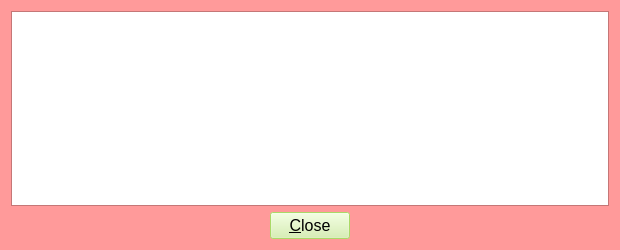
First picture: the form in src/qt/forms/transactiondescdialog.ui, repository teambean/BeanCash, before the edit.
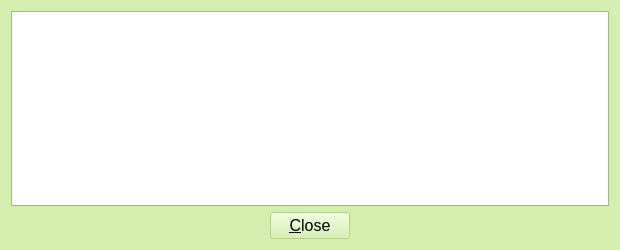
Second picture: the form after the edit. Icons and pictures are not drawn.

Commit message: Update copyrights and color scheme

Patch:
```diff
--- a/src/qt/forms/transactiondescdialog.ui
+++ b/src/qt/forms/transactiondescdialog.ui
@@ -34,9 +34,9 @@
      <colorrole role="Window">
       <brush brushstyle="SolidPattern">
        <color alpha="255">
-        <red>255</red>
-        <green>154</green>
-        <blue>154</blue>
+        <red>211</red>
+        <green>238</green>
+        <blue>175</blue>
        </color>
       </brush>
      </colorrole>
@@ -67,6 +67,15 @@
        </color>
       </brush>
      </colorrole>
+     <colorrole role="ToolTipText">
+      <brush brushstyle="SolidPattern">
+       <color alpha="255">
+        <red>0</red>
+        <green>0</green>
+        <blue>0</blue>
+       </color>
+      </brush>
+     </colorrole>
     </active>
     <inactive>
      <colorrole role="Button">
@@ -90,9 +99,9 @@
      <colorrole role="Window">
       <brush brushstyle="SolidPattern">
        <color alpha="255">
-        <red>255</red>
-        <green>154</green>
-        <blue>154</blue>
+        <red>211</red>
+        <green>238</green>
+        <blue>175</blue>
        </color>
       </brush>
      </colorrole>
@@ -123,6 +132,15 @@
        </color>
       </brush>
      </colorrole>
+     <colorrole role="ToolTipText">
+      <brush brushstyle="SolidPattern">
+       <color alpha="255">
+        <red>0</red>
+        <green>0</green>
+        <blue>0</blue>
+       </color>
+      </brush>
+     </colorrole>
     </inactive>
     <disabled>
      <colorrole role="Button">
@@ -137,18 +155,18 @@
      <colorrole role="Base">
       <brush brushstyle="SolidPattern">
        <color alpha="255">
-        <red>255</red>
-        <green>154</green>
-        <blue>154</blue>
+        <red>211</red>
+        <green>238</green>
+        <blue>175</blue>
        </color>
       </brush>
      </colorrole>
      <colorrole role="Window">
       <brush brushstyle="SolidPattern">
        <color alpha="255">
-        <red>255</red>
-        <green>154</green>
-        <blue>154</blue>
+        <red>211</red>
+        <green>238</green>
+        <blue>175</blue>
        </color>
       </brush>
      </colorrole>
@@ -179,6 +197,15 @@
        </color>
       </brush>
      </colorrole>
+     <colorrole role="ToolTipText">
+      <brush brushstyle="SolidPattern">
+       <color alpha="255">
+        <red>0</red>
+        <green>0</green>
+        <blue>0</blue>
+       </color>
+      </brush>
+     </colorrole>
     </disabled>
    </palette>
   </property>
```
Left out of the diff: 2 changed lines with no effect on the pictures. The commit also changes 52 other files.
